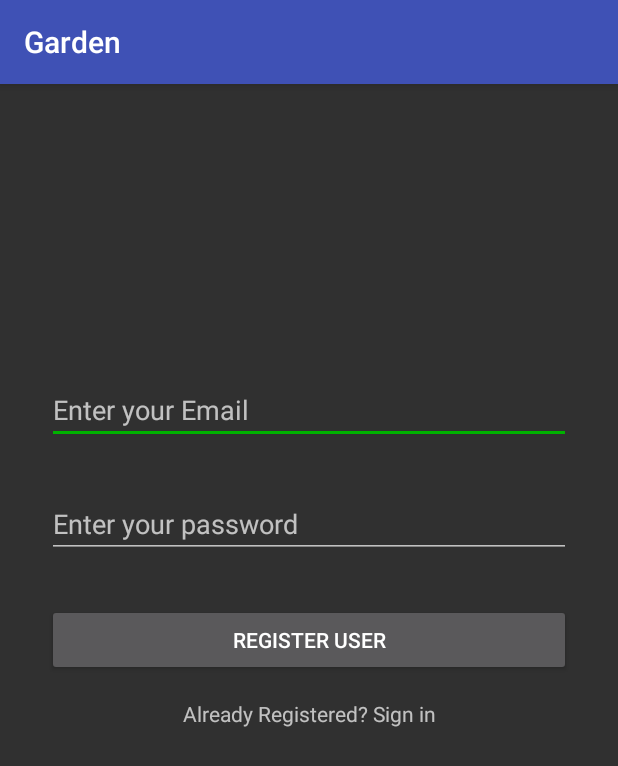
After one commit to asadzeynal/garden, an Android app: the Registration screen opened directly, with no data from a screen before it, on a phone screen of 412 x 824 dp. The commit adds this screen. Shown: the top 766 px of the screen. Run offline under Robolectric (Android 15) with nearby library versions, the phone set to English and light mode, and no system bars; our stand-ins replace Firebase (no records; nobody signed in at launch, a user with empty details on screens opened directly).

Commit message:
Added Registration and Firebase

```diff
--- /dev/null
+++ b/app/src/main/java/com/dosweedos/myapplication/Registration.java
@@ -0,0 +1,90 @@
+package com.dosweedos.myapplication;
+
+import android.app.ProgressDialog;
+import android.support.annotation.NonNull;
+import android.support.v7.app.AppCompatActivity;
+import android.os.Bundle;
+import android.text.TextUtils;
+import android.view.View;
+import android.widget.Button;
+import android.widget.EditText;
+import android.widget.ProgressBar;
+import android.widget.TextView;
+import android.widget.Toast;
+
+import com.google.android.gms.tasks.OnCompleteListener;
+import com.google.android.gms.tasks.Task;
+import com.google.firebase.auth.AuthResult;
+import com.google.firebase.auth.FirebaseAuth;
+
+public class Registration extends AppCompatActivity implements View.OnClickListener {
+
+    private Button buttonRegister;
+    private EditText editTextEmail;
+    private EditText editTextPassword;
+    private TextView textViewSignin;
+
+    private ProgressDialog progressDialog;
+
+    private FirebaseAuth firebaseAuth;
+
+    @Override
+    protected void onCreate(Bundle savedInstanceState) {
+        super.onCreate(savedInstanceState);
+        setContentView(R.layout.activity_registration);
+
+        firebaseAuth = FirebaseAuth.getInstance();
+
+        progressDialog = new ProgressDialog(this);
+
+        buttonRegister = (Button) findViewById(R.id.buttonRegister);
+        editTextEmail = (EditText) findViewById(R.id.editTextEmail);
+        editTextPassword = (EditText) findViewById(R.id.editTextPassword);
+        textViewSignin = (TextView) findViewById(R.id.textViewSignin);
+
+        buttonRegister.setOnClickListener(this);
+        textViewSignin.setOnClickListener(this);
+    }
+
+    private void registerUser(){
+        String email = editTextEmail.getText().toString().trim();
+        String password = editTextPassword.getText().toString().trim();
+
+        if(TextUtils.isEmpty(email)){
+            // empty email
+            Toast.makeText(this, "Please, enter your email", Toast.LENGTH_SHORT).show();
+            return;
+        }
+        if(TextUtils.isEmpty(password)){
+            // empty password
+            Toast.makeText(this, "Please, enter your password", Toast.LENGTH_SHORT).show();
+            return;
+        }
+
+        progressDialog.setMessage("Registering new user.. ");
+        progressDialog.show();
+
+        firebaseAuth.createUserWithEmailAndPassword(email, password)
+                .addOnCompleteListener(this, new OnCompleteListener<AuthResult>() {
+                    @Override
+                    public void onComplete(@NonNull Task<AuthResult> task) {
+                        if(task.isSuccessful()){
+                            Toast.makeText(Registration.this, "Registered Successfully", Toast.LENGTH_SHORT).show();
+                        }
+                        else {
+                            Toast.makeText(Registration.this, "Could not register, please try again", Toast.LENGTH_SHORT).show();
+                        }
+                    }
+                });
+    }
+
+    @Override
+    public void onClick(View view) {
+        if(view == buttonRegister){
+            registerUser();
+        }
+        if(view == textViewSignin){
+            // something
+        }
+    }
+}
--- /dev/null
+++ b/app/src/main/res/layout/activity_registration.xml
@@ -0,0 +1,54 @@
+<?xml version="1.0" encoding="utf-8"?>
+<RelativeLayout xmlns:android="http://schemas.android.com/apk/res/android"
+    xmlns:tools="http://schemas.android.com/tools"
+    android:id="@+id/activity_registration"
+    android:layout_width="match_parent"
+    android:layout_height="match_parent"
+    android:paddingBottom="@dimen/activity_vertical_margin"
+    android:paddingLeft="@dimen/activity_horizontal_margin"
+    android:paddingRight="@dimen/activity_horizontal_margin"
+    android:paddingTop="@dimen/activity_vertical_margin"
+    tools:context="com.dosweedos.myapplication.Registration">
+
+    <LinearLayout
+        android:orientation="vertical"
+        android:layout_width="match_parent"
+        android:layout_height="match_parent"
+        android:layout_alignParentTop="true"
+        android:layout_alignParentLeft="true"
+        android:layout_alignParentStart="true"
+        android:layout_marginTop="163dp">
+
+        <EditText
+            android:layout_margin="15dp"
+            android:inputType="textEmailAddress"
+            android:hint="Enter your Email"
+            android:id="@+id/editTextEmail"
+            android:layout_width="match_parent"
+            android:layout_height="wrap_content" />
+
+        <EditText
+            android:layout_margin="15dp"
+            android:inputType="textPassword"
+            android:hint="Enter your password"
+            android:id="@+id/editTextPassword"
+            android:layout_width="match_parent"
+            android:layout_height="wrap_content" />
+
+        <Button
+            android:layout_margin="15dp"
+            android:id="@+id/buttonRegister"
+            android:text="Register User"
+            android:layout_width="match_parent"
+            android:layout_height="wrap_content" />
+
+        <TextView
+            android:textAlignment="center"
+            android:text="Already Registered? Sign in"
+            android:id="@+id/textViewSignin"
+            android:layout_width="match_parent"
+            android:layout_height="wrap_content" />
+
+    </LinearLayout>
+
+</RelativeLayout>
--- /dev/null
+++ b/app/src/main/res/values-w820dp/strings.xml
@@ -0,0 +1,4 @@
+<?xml version="1.0" encoding="utf-8"?>
+<resources>
+    <string name="login">Login</string>
+</resources>
--- a/app/src/main/res/values/colors.xml
+++ b/app/src/main/res/values/colors.xml
@@ -2,5 +2,5 @@
 <resources>
     <color name="colorPrimary">#3F51B5</color>
     <color name="colorPrimaryDark">#303F9F</color>
-    <color name="colorAccent">#FF4081</color>
+    <color name="colorAccent">#00b200</color>
 </resources>
--- a/app/src/main/res/values/strings.xml
+++ b/app/src/main/res/values/strings.xml
@@ -1,3 +1,9 @@
 <resources>
     <string name="app_name">Garden</string>
+    <string name="select_action">Select Action</string>
+    <string name="profile">Profile</string>
+    <string name="message">Message</string>
+    <string name="login">Login</string>
+    <string name="hello_world">Hello world!</string>
+    <string name="action_settings">Settings</string>
 </resources>
--- a/app/src/main/res/values/styles.xml
+++ b/app/src/main/res/values/styles.xml
@@ -1,7 +1,7 @@
 <resources>
 
     <!-- Base application theme. -->
-    <style name="AppTheme" parent="Theme.AppCompat.Light.DarkActionBar">
+    <style name="AppTheme" parent="Theme.AppCompat">
         <!-- Customize your theme here. -->
         <item name="colorPrimary">@color/colorPrimary</item>
         <item name="colorPrimaryDark">@color/colorPrimaryDark</item>
--- a/build.gradle
+++ b/build.gradle
@@ -6,7 +6,7 @@ buildscript {
     }
     dependencies {
         classpath 'com.android.tools.build:gradle:2.2.2'
-
+        classpath 'com.google.gms:google-services:3.0.0'
         // NOTE: Do not place your application dependencies here; they belong
         // in the individual module build.gradle files
     }
```
Also changed, not shown: app/build.gradle (+10 -7 lines), app/src/main/AndroidManifest.xml (+5 -2 lines), app/src/main/java/com/dosweedos/myapplication/Login.java (added, +85 -0 lines), app/src/main/res/layout/activity_main.xml (+98 -11 lines), app/src/main/res/drawable/abc.jpg (added), app/src/main/res/values-w820dp/dimens.xml (line endings or trailing spaces), app/src/main/res/values/dimens.xml (line endings or trailing spaces), gradle.properties (line endings or trailing spaces), settings.gradle (line endings or trailing spaces), 5 other files.
